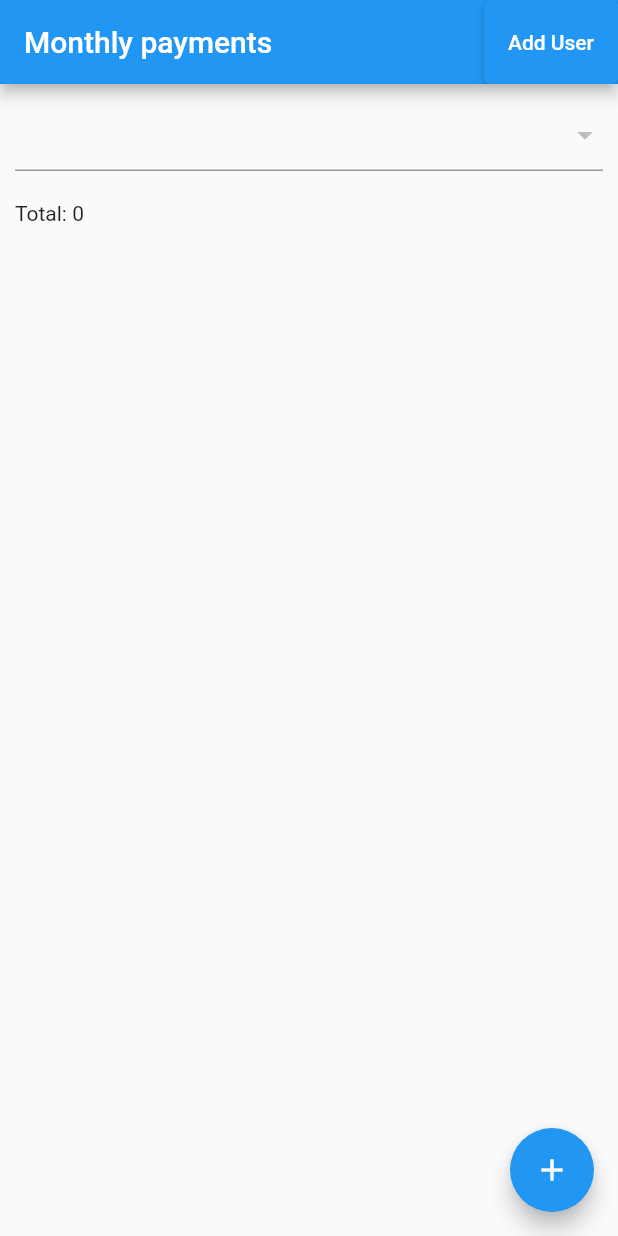
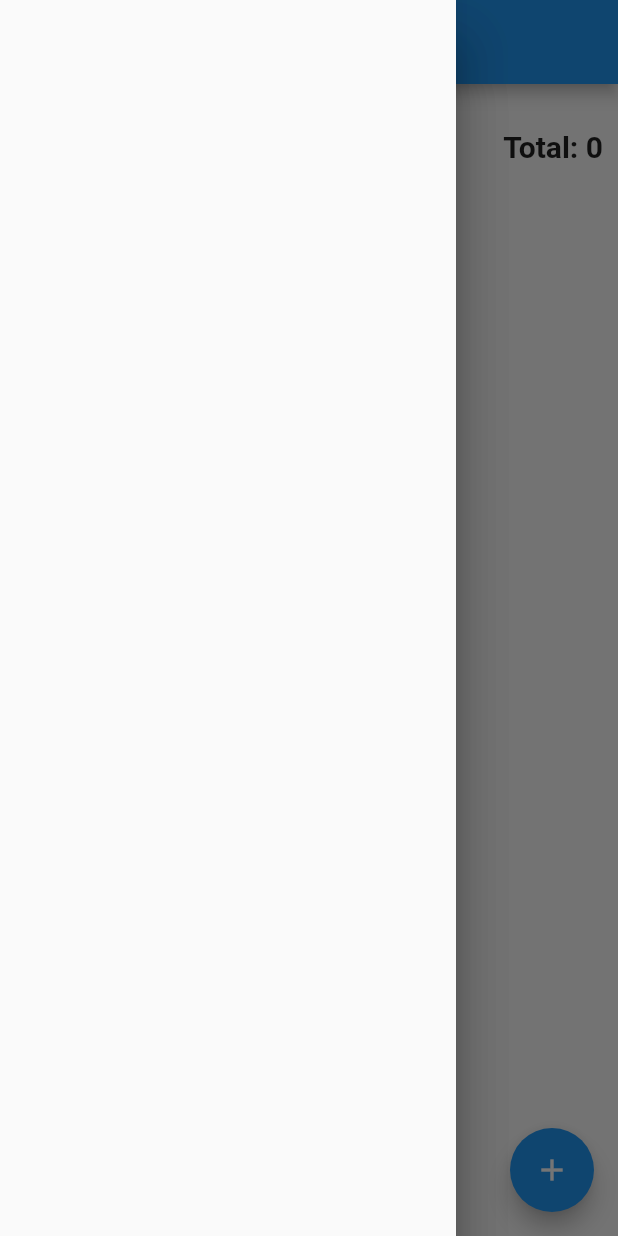
Before and after one commit to Sriram-52/monthly-payments, a Flutter app: the screen it shows after launch, with the side drawer open (before the commit the screen has no drawer), on a phone screen of 412 x 824 dp. Run offline on Flutter 3.47's test engine with Material 2 defaults, Android fonts, the phone set to English and light mode, and no system bars; our stand-ins replace cloud_firestore, date_field, firebase_core, jiffy, multi_select_flutter; accounts and stored records are empty.

Commit message:
version 2

```diff
--- /dev/null
+++ b/lib/constants/formatters.dart
@@ -0,0 +1,10 @@
+import 'package:cloud_firestore/cloud_firestore.dart';
+import 'package:jiffy/jiffy.dart';
+
+class Formatters {
+  static String timeStampToDate(Timestamp timestamp) {
+    DateTime purchasedDate = timestamp.toDate();
+
+    return Jiffy(purchasedDate).format('MMM do yyyy');
+  }
+}
--- /dev/null
+++ b/lib/constants/styles.dart
@@ -0,0 +1,32 @@
+import 'package:flutter/material.dart';
+
+class Styles {
+  static InputDecoration inputDecoration = InputDecoration(
+    enabledBorder: OutlineInputBorder(
+      borderSide: BorderSide(color: Colors.blue, width: 0.5),
+    ),
+    disabledBorder: OutlineInputBorder(
+      borderSide: BorderSide(color: Colors.blue, width: 0.5),
+    ),
+    isDense: true,
+    focusedBorder: OutlineInputBorder(
+      borderSide: BorderSide(color: Colors.blue, width: 0.5),
+    ),
+    errorBorder: OutlineInputBorder(
+      borderSide: BorderSide(color: Colors.redAccent, width: 0.5),
+    ),
+    focusedErrorBorder: OutlineInputBorder(
+      borderSide: BorderSide(color: Colors.redAccent, width: 0.5),
+    ),
+  );
+
+  static TextStyle titleStyle = TextStyle(
+    fontWeight: FontWeight.bold,
+    fontSize: 20,
+  );
+
+  static TextStyle subTitleStyle = TextStyle(
+    fontWeight: FontWeight.w300,
+    fontSize: 16,
+  );
+}
--- a/lib/models/payment_model.dart
+++ b/lib/models/payment_model.dart
@@ -3,12 +3,14 @@ import 'package:cloud_firestore/cloud_firestore.dart';
 class PaymentModel {
   Timestamp? createdAt;
   String description;
+  String title;
   num rate;
   int quantity;
   String uId;
   Timestamp purchasedDate;
   String paymentMadeBy;
   String? id;
+  List users;
 
   PaymentModel({
     this.createdAt,
@@ -18,6 +20,8 @@ class PaymentModel {
     required this.quantity,
     required this.purchasedDate,
     required this.paymentMadeBy,
+    required this.users,
+    required this.title,
     this.id,
   });
 
@@ -29,6 +33,8 @@ class PaymentModel {
         purchasedDate = json["purchasedDate"],
         quantity = json["quantity"],
         paymentMadeBy = json["paymentMadeBy"],
+        users = json["users"],
+        title = json["title"],
         uId = json["uId"];
 
   Map<String, dynamic> toMap() {
@@ -40,6 +46,8 @@ class PaymentModel {
     map["uId"] = uId;
     map["purchasedDate"] = purchasedDate;
     map["paymentMadeBy"] = paymentMadeBy;
+    map["users"] = users;
+    map["title"] = title;
     return map;
   }
 }
--- /dev/null
+++ b/lib/screens/drawer.dart
@@ -0,0 +1,15 @@
+import 'package:flutter/material.dart';
+
+class UserDrawer extends StatefulWidget {
+  const UserDrawer({Key? key}) : super(key: key);
+
+  @override
+  _UserDrawerState createState() => _UserDrawerState();
+}
+
+class _UserDrawerState extends State<UserDrawer> {
+  @override
+  Widget build(BuildContext context) {
+    return Drawer();
+  }
+}
--- a/lib/screens/home.dart
+++ b/lib/screens/home.dart
@@ -1,8 +1,13 @@
+import 'package:collection/collection.dart';
 import 'package:flutter/material.dart';
+import 'package:monthlypayments/constants/formatters.dart';
+import 'package:monthlypayments/constants/styles.dart';
 import 'package:monthlypayments/models/payment_model.dart';
 import 'package:monthlypayments/models/user_model.dart';
 import 'package:monthlypayments/screens/add_menu.dart';
 import 'package:monthlypayments/screens/add_user.dart';
+import 'package:monthlypayments/screens/drawer.dart';
+import 'package:monthlypayments/screens/payment_card.dart';
 import 'package:monthlypayments/services/payments.dart';
 import 'package:monthlypayments/services/users.dart';
 
@@ -14,36 +19,18 @@ class HomePage extends StatefulWidget {
 }
 
 class _HomePageState extends State<HomePage> {
-  final UsersService _usersService = UsersService();
   final PaymentsService _paymentsService = PaymentsService();
 
-  String selectedUser = "";
+  String selectedUser = "PATXVkzzhIlLbt7MBla7"; // TODO: uId of room need to be dynamic
 
   void _showAddMenu() {
     if (selectedUser.isNotEmpty)
-      showModalBottomSheet(
-        context: context,
-        builder: (context) {
-          return Container(
-            padding: EdgeInsets.all(20),
-            child: AddMenu(
-              uId: selectedUser,
-            ),
-          );
-        },
+      Navigator.push(
+        context,
+        MaterialPageRoute(
+          builder: (context) => AddMenu(uId: selectedUser),
+        ),
       );
-  }
-
-  void _showAddUser() {
-    showModalBottomSheet(
-      context: context,
-      builder: (context) {
-        return Container(
-          padding: EdgeInsets.all(20),
-          child: AddUser(),
-        );
-      },
-    );
   }
 
   @override
@@ -51,31 +38,12 @@ class _HomePageState extends State<HomePage> {
     return Scaffold(
       appBar: AppBar(
         title: Text('Monthly payments'),
-        actions: [
-          ElevatedButton(
-            onPressed: _showAddUser,
-            child: Text('Add User'),
-          ),
-        ],
       ),
+      drawer: Drawer(child: UserDrawer()),
       body: Container(
         padding: EdgeInsets.all(10),
         child: Column(
           children: [
-            StreamBuilder<List<UserModel>>(
-                stream: _usersService.getUsers(),
-                builder: (context, snapshot) {
-                  final users = snapshot.data ?? [];
-                  return DropdownButtonFormField<String?>(
-                    items: users.map((user) {
-                      return DropdownMenuItem<String?>(
-                        child: Text(user.fullName),
-                        value: user.uId,
-                      );
-                    }).toList(),
-                    onChanged: (val) => setState(() => selectedUser = val ?? ''),
-                  );
-                }),
             Expanded(
               child: Container(
                 padding: EdgeInsets.only(top: 20),
@@ -85,27 +53,55 @@ class _HomePageState extends State<HomePage> {
                     if (snapshot.connectionState == ConnectionState.waiting)
                       return Center(child: CircularProgressIndicator());
                     final payments = snapshot.data ?? [];
+
+                    final paymentsByDate = groupBy(
+                      payments,
+                      (PaymentModel payment) => Formatters.timeStampToDate(
+                        payment.purchasedDate,
+                      ),
+                    );
+
                     num total = 0;
                     payments.forEach((element) {
                       total += element.rate * element.quantity;
                     });
+
+                    List<Widget> _children = [];
+
+                    paymentsByDate.forEach((date, list) {
+                      _children.add(
+                        Container(
+                          padding: const EdgeInsets.only(top: 10),
+                          child: Column(
+                            crossAxisAlignment: CrossAxisAlignment.start,
+                            children: [
+                              Container(
+                                padding: const EdgeInsets.only(bottom: 5),
+                                child: Text(
+                                  date,
+                                  style: Styles.subTitleStyle,
+                                ),
+                              ),
+                              ...list.map((payment) => PaymentCard(payment: payment)).toList()
+                            ],
+                          ),
+                        ),
+                      );
+                    });
+
                     return ListView(
                       children: [
-                        Text('Total: $total'),
-                        ...payments.map((payment) {
-                          return Card(
-                            child: ListTile(
-                              title: Column(
-                                crossAxisAlignment: CrossAxisAlignment.start,
-                                children: [
-                                  Text(payment.description),
-                                  Text(payment.purchasedDate.toDate().toIso8601String())
-                                ],
-                              ),
-                              trailing: Text('${payment.rate * payment.quantity}'),
-                            ),
-                          );
-                        }).toList()
+                        Container(
+                          alignment: Alignment.bottomRight,
+                          child: Text(
+                            'Total: $total',
+                            style: Styles.titleStyle,
+                          ),
+                        ),
+                        ..._children,
+                        Container(
+                          margin: EdgeInsets.only(bottom: 100),
+                        ),
                       ],
                     );
                   },
--- a/lib/services/payments.dart
+++ b/lib/services/payments.dart
@@ -27,6 +27,7 @@ class PaymentsService {
         .collection('PAYMENTS')
         .where('uId', isEqualTo: uId)
         .where('isExist', isEqualTo: true)
+        .orderBy('purchasedDate', descending: true)
         .snapshots()
         .map(_paymentsFromFirebase);
   }
--- a/lib/services/users.dart
+++ b/lib/services/users.dart
@@ -1,4 +1,5 @@
 import 'package:cloud_firestore/cloud_firestore.dart';
+import 'package:monthlypayments/constants/utils.dart';
 import 'package:monthlypayments/models/user_model.dart';
 
 class UsersService {
@@ -29,4 +30,8 @@ class UsersService {
         .snapshots()
         .map(_usersFromFirebase);
   }
+
+  String nameFromUid(String uId) {
+    return usersList.where((element) => element.uId == uId).first.fullName;
+  }
 }
--- a/pubspec.yaml
+++ b/pubspec.yaml
@@ -31,6 +31,9 @@ dependencies:
   firebase_core: ^1.10.0
   cloud_firestore: ^3.1.0
   date_field: ^2.0.1
+  jiffy: ^4.1.0
+  collection: ^1.15.0
+  multi_select_flutter: ^4.0.0
 
 dev_dependencies:
   flutter_test:
```
Also changed, not shown: lib/constants/utils.dart (added, +20 -0 lines), lib/screens/add_menu.dart (+80 -17 lines), lib/screens/payment_card.dart (+89 -2 lines), pubspec.lock.
